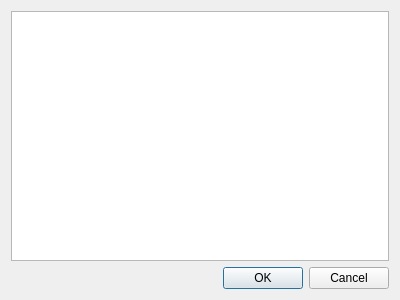
Before: the Qt Designer form App/DlgLog.ui in KangLin/FaceRecognizer, drawn with Qt 5.
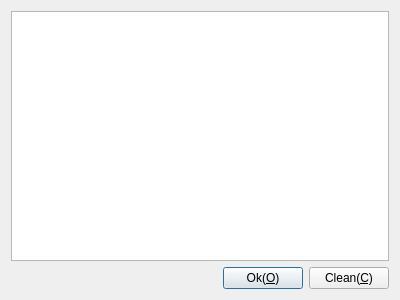
After: the same form once the commit is applied.

What changed in the file:
```diff
--- a/App/DlgLog.ui
+++ b/App/DlgLog.ui
@@ -25,14 +25,35 @@
     </widget>
    </item>
    <item row="1" column="0">
-    <widget class="QDialogButtonBox" name="buttonBox">
-     <property name="orientation">
-      <enum>Qt::Horizontal</enum>
-     </property>
-     <property name="standardButtons">
-      <set>QDialogButtonBox::Cancel|QDialogButtonBox::Ok</set>
-     </property>
-    </widget>
+    <layout class="QHBoxLayout" name="horizontalLayout">
+     <item>
+      <spacer name="horizontalSpacer">
+       <property name="orientation">
+        <enum>Qt::Horizontal</enum>
+       </property>
+       <property name="sizeHint" stdset="0">
+        <size>
+         <width>40</width>
+         <height>20</height>
+        </size>
+       </property>
+      </spacer>
+     </item>
+     <item>
+      <widget class="QPushButton" name="pbOk">
+       <property name="text">
+        <string>Ok(&amp;O)</string>
+       </property>
+      </widget>
+     </item>
+     <item>
+      <widget class="QPushButton" name="pbClean">
+       <property name="text">
+        <string>Clean(&amp;C)</string>
+       </property>
+      </widget>
+     </item>
+    </layout>
    </item>
   </layout>
  </widget>
```
Left out of the diff: 35 changed lines with no effect on the pictures.
